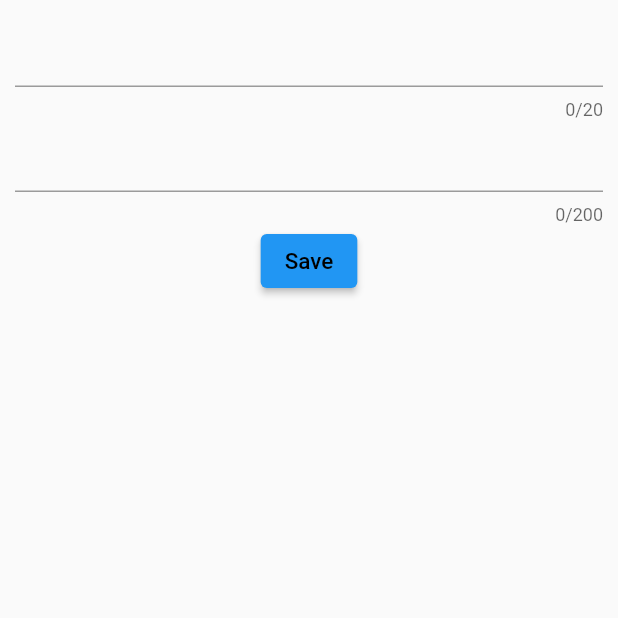
After one commit to RafidKhan/flutter_riverpod_notes_app, a Flutter app: the CreateNote screen opened directly, after a tap on "Save", on a phone screen of 412 x 824 dp, the top half of it. The commit adds this screen. Run offline on Flutter 3.47's test engine with Material 2 defaults, Android fonts, the phone set to English and light mode, and no system bars; our stand-ins replace flutter_riverpod.

Commit message:
create note

```diff
--- a/lib/provider/notes_provider/all_note_modifier_provider.dart
+++ b/lib/provider/notes_provider/all_note_modifier_provider.dart
@@ -1,6 +1,10 @@
+import 'package:flutter/src/widgets/framework.dart';
 import 'package:flutter_riverpod/flutter_riverpod.dart';
 import 'package:notes_flutter/model/data_model.dart';
 import 'package:notes_flutter/provider/notes_provider/deleted_note_provider.dart';
+import 'package:notes_flutter/utils/commonMethods.dart';
+
+final createNoteProvider = StateProvider((ref) => NoteModel());
 
 final allNoteProvider =
     StateNotifierProvider<AllNoteNotifier, List<NoteModel>>((ref) {
@@ -20,14 +24,15 @@ class AllNoteNotifier extends StateNotifier<List<NoteModel>> {
         if (noteModel.id != getNoteModel.id) noteModel
     ];
 
-    ref
-        .read(deletedNoteProvider.notifier)
-        .addNote(getNoteModel: getNoteModel);
+    ref.read(deletedNoteProvider.notifier).addNote(getNoteModel: getNoteModel);
   }
 
   void addNote({
     required NoteModel getNoteModel,
   }) {
+    if (getNoteModel.id != null) {
+      getNoteModel.id = getUniqueUid;
+    }
     state = [for (final noteModel in state) noteModel, getNoteModel];
   }
 
--- a/lib/provider/notes_provider/deleted_note_provider.dart
+++ b/lib/provider/notes_provider/deleted_note_provider.dart
@@ -1,6 +1,7 @@
 import 'package:flutter_riverpod/flutter_riverpod.dart';
 import 'package:notes_flutter/model/data_model.dart';
 import 'package:notes_flutter/provider/notes_provider/all_note_modifier_provider.dart';
+import 'package:notes_flutter/utils/commonMethods.dart';
 
 final deletedNoteProvider =
     StateNotifierProvider<DeletedNoteNotifier, List<NoteModel>>((ref) {
--- a/lib/utils/commonMethods.dart
+++ b/lib/utils/commonMethods.dart
@@ -5,7 +5,7 @@ String getDateTimeFormattedValue({DateTime? dateTime}) {
   String result = "";
   try {
     if (dateTime != null) {
-      result = DateFormat('dd/MM/yyyy, kk:mm a').format(dateTime);
+      result = DateFormat('dd/MM/yy').format(dateTime);
     } else {
       result = "";
     }
--- a/lib/utils/deleted_note_tile.dart
+++ b/lib/utils/deleted_note_tile.dart
@@ -22,7 +22,8 @@ class DeletedNoteTile extends StatelessWidget {
       color: noteModel.edited == false ? Colors.grey[200] : Colors.grey[300],
       child: Row(
         children: [
-          Column(
+          Expanded(
+            child: Column(
               crossAxisAlignment: CrossAxisAlignment.start,
               children: [
                 CustomTextWidget(
@@ -37,10 +38,10 @@ class DeletedNoteTile extends StatelessWidget {
                 ),
                 CustomTextWidget(
                   text: getDateTimeFormattedValue(dateTime: noteModel.dateTime),
-                maxLines: 1,
                   fontSize: 17,
                 ),
               ],
+            ),
           ),
           const Spacer(),
           IconButton(
--- a/lib/utils/note_tile.dart
+++ b/lib/utils/note_tile.dart
@@ -25,7 +25,8 @@ class NoteTile extends StatelessWidget {
         child: Row(
           mainAxisAlignment: MainAxisAlignment.spaceBetween,
           children: [
-            Column(
+            Expanded(
+              child: Column(
                 crossAxisAlignment: CrossAxisAlignment.start,
                 children: [
                   CustomTextWidget(
@@ -39,11 +40,12 @@ class NoteTile extends StatelessWidget {
                     fontSize: 17,
                   ),
                   CustomTextWidget(
-                  text: getDateTimeFormattedValue(dateTime: noteModel.dateTime),
-                  maxLines: 1,
+                    text:
+                        getDateTimeFormattedValue(dateTime: noteModel.dateTime),
                     fontSize: 17,
                   ),
                 ],
+              ),
             ),
             IconButton(
               icon: Icon(
--- /dev/null
+++ b/lib/view/home_page/create_note.dart
@@ -0,0 +1,59 @@
+import 'package:flutter/material.dart';
+import 'package:flutter_riverpod/flutter_riverpod.dart';
+import 'package:notes_flutter/provider/notes_provider/all_note_modifier_provider.dart';
+import 'package:notes_flutter/utils/custom_text_widget.dart';
+
+class CreateNote extends ConsumerWidget {
+  const CreateNote({Key? key}) : super(key: key);
+
+  @override
+  Widget build(BuildContext context, WidgetRef ref) {
+    final noteModel = ref.read(createNoteProvider);
+
+    return Scaffold(
+      body: SafeArea(
+        child: Container(
+          padding: const EdgeInsets.all(10),
+          height: MediaQuery.of(context).size.height,
+          width: MediaQuery.of(context).size.width,
+          child: SingleChildScrollView(
+            child: Column(
+              children: [
+                TextFormField(
+                  maxLength: 20,
+                  initialValue: noteModel.title,
+                  onChanged: (value) {
+                    noteModel.title = value;
+                  },
+                ),
+                TextFormField(
+                  initialValue: noteModel.subtitle,
+                  maxLength: 200,
+                  maxLines: null,
+                  onChanged: (value) {
+                    noteModel.subtitle = value;
+                  },
+                ),
+                ElevatedButton(
+                    onPressed: () {
+                      if (noteModel.title != null) {
+                        if (noteModel.title!.isNotEmpty) {
+                          noteModel.dateTime = DateTime.now();
+                          ref
+                              .read(allNoteProvider.notifier)
+                              .addNote(getNoteModel: noteModel);
+                          Navigator.pop(context);
+                        }
+                      }
+                    },
+                    child: CustomTextWidget(
+                      text: "Save",
+                    ))
+              ],
+            ),
+          ),
+        ),
+      ),
+    );
+  }
+}
```
Also changed, not shown: lib/view/home_page/home_page.dart (+5 -7 lines). Lines whose indentation alone changed are shown as unchanged.
